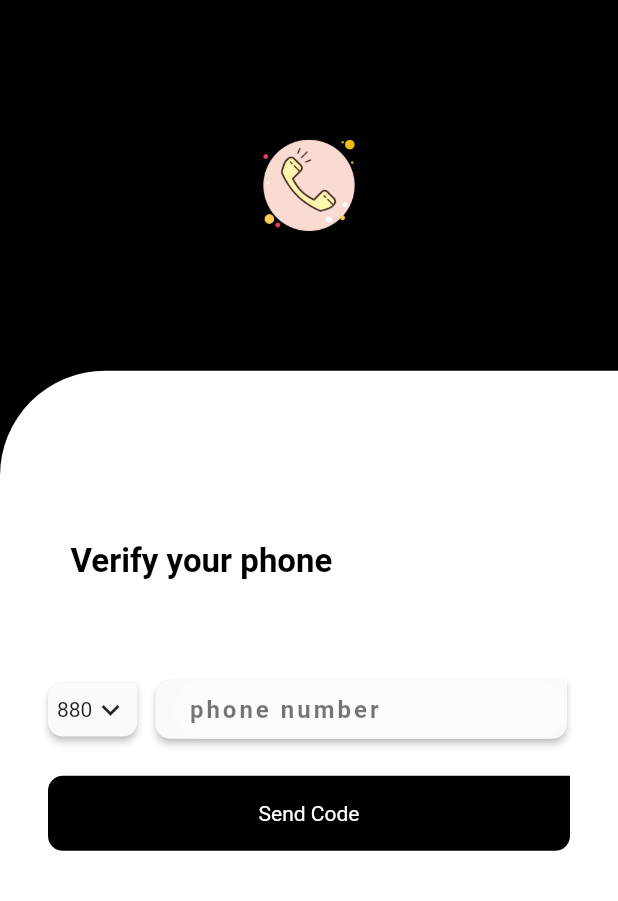
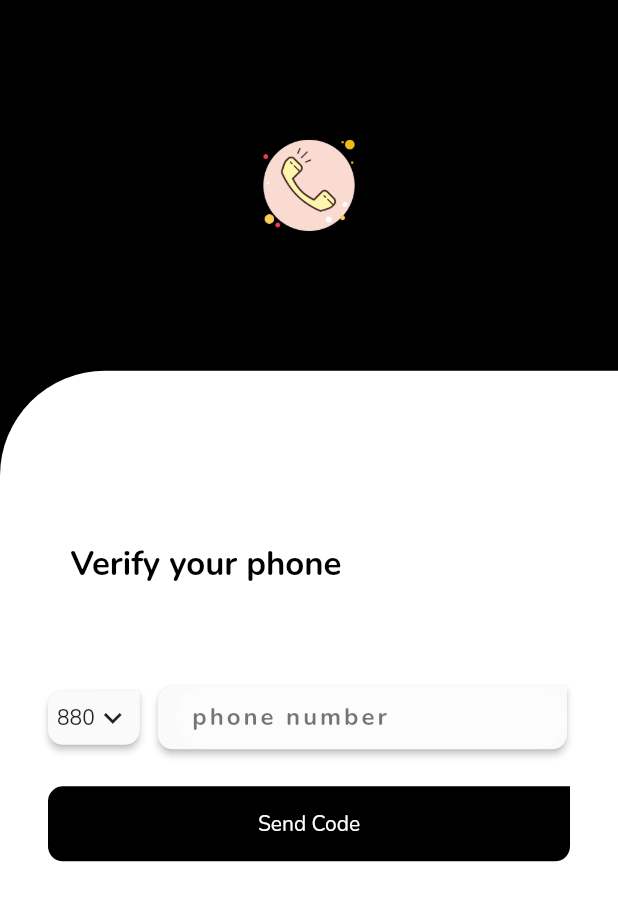
Before and after one commit to tonujewel/phone_auth_firebase_getx, a Flutter app: the screen it shows after launch, on a phone screen of 412 x 824 dp. Shown: the top 901 px of the screen. Run offline on Flutter 3.47's test engine with Material 2 defaults, Android fonts, the phone set to English and light mode, and no system bars; our stand-ins replace cloud_firestore, country_picker, firebase_auth, firebase_core, flutter_colorpicker, get and 2 more; accounts and stored records are empty.

```diff
--- a/lib/main.dart
+++ b/lib/main.dart
@@ -20,7 +20,7 @@ class MyApp extends StatelessWidget {
       theme: ThemeData(
         primarySwatch: Colors.blue,
         visualDensity: VisualDensity.adaptivePlatformDensity,
-        textTheme: GoogleFonts.robotoTextTheme(
+        textTheme: GoogleFonts.nunitoTextTheme(
           Theme.of(context).textTheme,
         ),
       ),
```
